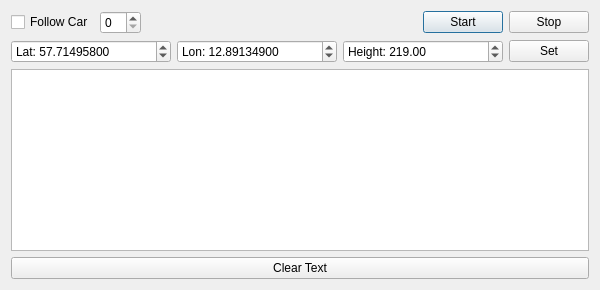
This is Linux/RControlStation/gpssim.ui in vedderb/rise_sdvp as Qt 5 draws it before an edit. The edited form follows.
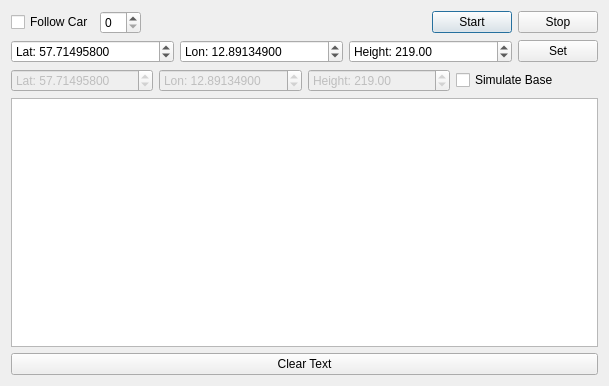
This is the edited form.

Commit message: Added base station support to GPS sim

What changed in the file:
```diff
--- a/Linux/RControlStation/gpssim.ui
+++ b/Linux/RControlStation/gpssim.ui
@@ -6,8 +6,8 @@
    <rect>
     <x>0</x>
     <y>0</y>
-    <width>600</width>
-    <height>290</height>
+    <width>609</width>
+    <height>386</height>
    </rect>
   </property>
   <property name="windowTitle">
@@ -132,6 +132,89 @@
      </item>
     </layout>
    </item>
+   <item>
+    <layout class="QHBoxLayout" name="horizontalLayout_3">
+     <item>
+      <widget class="QDoubleSpinBox" name="latBaseBox">
+       <property name="enabled">
+        <bool>false</bool>
+       </property>
+       <property name="prefix">
+        <string>Lat: </string>
+       </property>
+       <property name="decimals">
+        <number>8</number>
+       </property>
+       <property name="minimum">
+        <double>-90.000000000000000</double>
+       </property>
+       <property name="maximum">
+        <double>90.000000000000000</double>
+       </property>
+       <property name="singleStep">
+        <double>0.001000000000000</double>
+       </property>
+       <property name="value">
+        <double>57.714958000000003</double>
+       </property>
+      </widget>
+     </item>
+     <item>
+      <widget class="QDoubleSpinBox" name="lonBaseBox">
+       <property name="enabled">
+        <bool>false</bool>
+       </property>
+       <property name="prefix">
+        <string>Lon: </string>
+       </property>
+       <property name="decimals">
+        <number>8</number>
+       </property>
+       <property name="minimum">
+        <double>-180.000000000000000</double>
+       </property>
+       <property name="maximum">
+        <double>180.000000000000000</double>
+       </property>
+       <property name="singleStep">
+        <double>0.001000000000000</double>
+       </property>
+       <property name="value">
+        <double>12.891349000000000</double>
+       </property>
+      </widget>
+     </item>
+     <item>
+      <widget class="QDoubleSpinBox" name="heightBaseBox">
+       <property name="enabled">
+        <bool>false</bool>
+       </property>
+       <property name="prefix">
+        <string>Height: </string>
+       </property>
+       <property name="minimum">
+        <double>-10000.000000000000000</double>
+       </property>
+       <property name="maximum">
+        <double>10000.000000000000000</double>
+       </property>
+       <property name="value">
+        <double>219.000000000000000</double>
+       </property>
+      </widget>
+     </item>
+     <item>
+      <widget class="QCheckBox" name="simBaseBox">
+       <property name="toolTip">
+        <string>Simulate RTK base station. Requires regular Lime SDR with two outputs.</string>
+       </property>
+       <property name="text">
+        <string>Simulate Base</string>
+       </property>
+      </widget>
+     </item>
+    </layout>
+   </item>
    <item>
     <widget class="QTextBrowser" name="textBrowser">
      <property name="font">
```
The commit also changes 6 other files.
